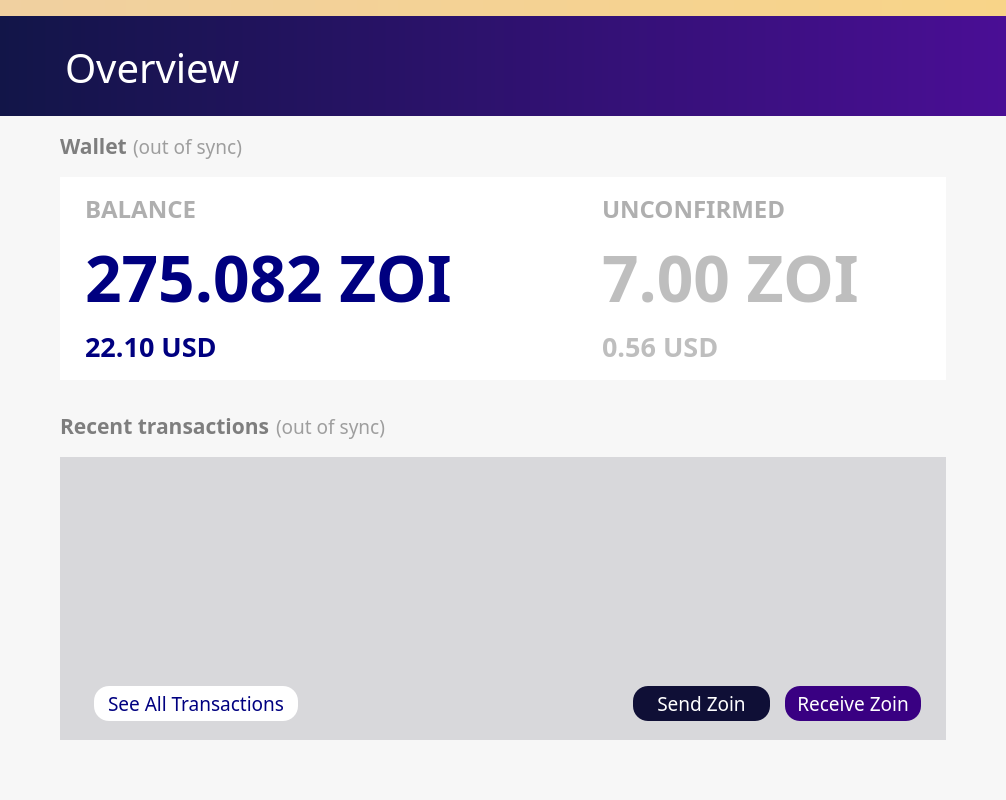
Old version of the form src/qt/forms/overviewpage.ui in the repository noirofficial/noir.
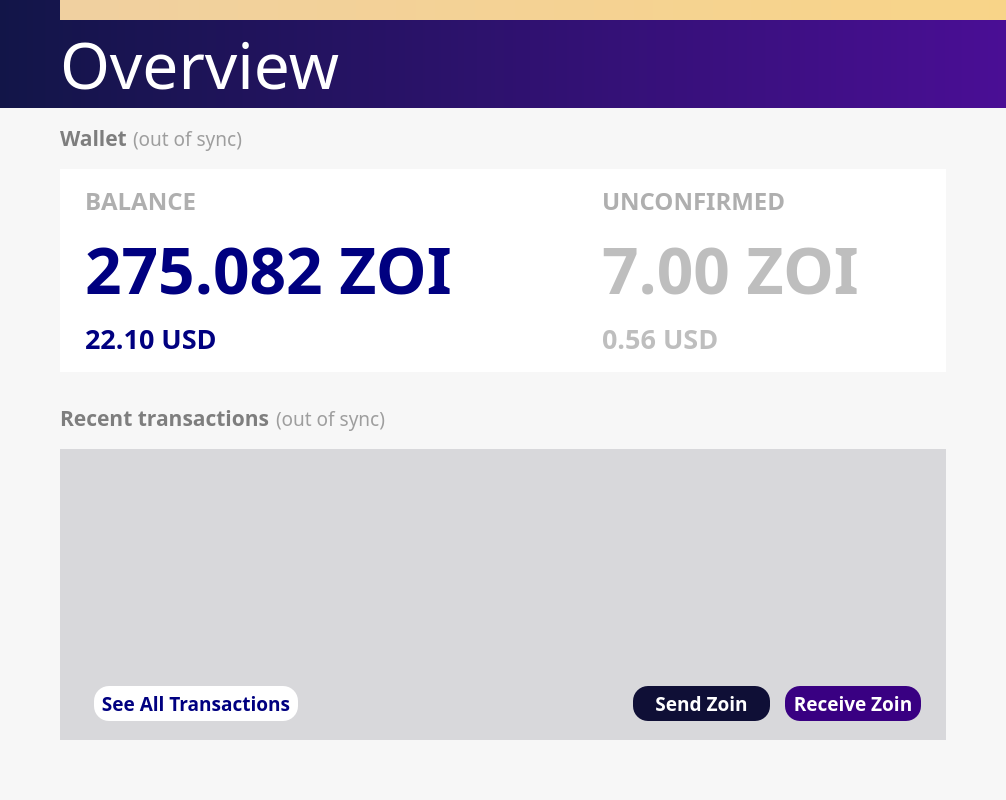
New version of the form. Icons and pictures are not drawn.

Diff of the .ui file:
```diff
--- a/src/qt/forms/overviewpage.ui
+++ b/src/qt/forms/overviewpage.ui
@@ -328,25 +328,6 @@
    <property name="bottomMargin">
     <number>0</number>
    </property>
-   <item>
-    <widget class="QLabel" name="labelAlerts">
-     <property name="visible">
-      <bool>false</bool>
-     </property>
-     <property name="styleSheet">
-      <string notr="true">background-color: qlineargradient(x1: 0, y1: 0, x2: 1, y2: 0, stop:0 #F0D0A0, stop:1 #F8D488); color:#000000;</string>
-     </property>
-     <property name="alignment">
-      <set>Qt::AlignLeading|Qt::AlignLeft|Qt::AlignVCenter</set>
-     </property>
-     <property name="wordWrap">
-      <bool>true</bool>
-     </property>
-     <property name="margin">
-      <number>3</number>
-     </property>
-    </widget>
-   </item>
    <item>
     <layout class="QHBoxLayout" name="horizontalLayout" stretch="0">
      <item>
@@ -395,11 +376,54 @@
              <number>0</number>
             </property>
             <property name="leftMargin">
-             <number>65</number>
+             <number>60</number>
             </property>
             <property name="topMargin">
-             <number>12</number>
+             <number>0</number>
             </property>
+            <property name="rightMargin">
+             <number>0</number>
+            </property>
+            <property name="bottomMargin">
+             <number>0</number>
+            </property>
+            <item>
+             <widget class="QLabel" name="labelAlerts">
+              <property name="sizePolicy">
+               <sizepolicy hsizetype="Preferred" vsizetype="Fixed">
+                <horstretch>0</horstretch>
+                <verstretch>0</verstretch>
+               </sizepolicy>
+              </property>
+              <property name="minimumSize">
+               <size>
+                <width>0</width>
+                <height>20</height>
+               </size>
+              </property>
+              <property name="visible">
+               <bool>false</bool>
+              </property>
+              <property name="styleSheet">
+               <string notr="true">background-color: qlineargradient(x1: 0, y1: 0, x2: 1, y2: 0, stop:0 #F0D0A0, stop:1 #F8D488); color:#000000;</string>
+              </property>
+              <property name="text">
+               <string/>
+              </property>
+              <property name="alignment">
+               <set>Qt::AlignLeading|Qt::AlignLeft|Qt::AlignVCenter</set>
+              </property>
+              <property name="wordWrap">
+               <bool>true</bool>
+              </property>
+              <property name="margin">
+               <number>0</number>
+              </property>
+              <property name="indent">
+               <number>0</number>
+              </property>
+             </widget>
+            </item>
             <item>
              <widget class="QLabel" name="label_2">
               <property name="sizePolicy">
@@ -410,10 +434,8 @@
               </property>
               <property name="font">
                <font>
-                <family>Source Sans Pro</family>
-                <pointsize>30</pointsize>
-                <weight>50</weight>
-                <bold>false</bold>
+                <family>ZoinLight</family>
+                <pointsize>48</pointsize>
                </font>
               </property>
               <property name="autoFillBackground">
@@ -426,6 +448,9 @@
               <property name="text">
                <string>Overview</string>
               </property>
+              <property name="indent">
+               <number>0</number>
+              </property>
              </widget>
             </item>
            </layout>
@@ -566,7 +591,7 @@
              <widget class="QLabel" name="label_5">
               <property name="font">
                <font>
-                <family>Source Sans Pro</family>
+                <family>ZoinSemiBold</family>
                 <pointsize>16</pointsize>
                 <weight>75</weight>
                 <bold>true</bold>
@@ -793,7 +818,7 @@
                </property>
                <property name="font">
                 <font>
-                 <family>Source Sans Pro</family>
+                 <family>ZoinSemiBold</family>
                  <pointsize>18</pointsize>
                  <weight>75</weight>
                  <bold>true</bold>
@@ -838,7 +863,7 @@
                 <string notr="true">275.082 ZOI</string>
                </property>
                <property name="indent">
-                <number>-1</number>
+                <number>0</number>
                </property>
                <property name="textInteractionFlags">
                 <set>Qt::LinksAccessibleByMouse|Qt::TextSelectableByKeyboard|Qt::TextSelectableByMouse</set>
@@ -1108,7 +1133,7 @@
                </property>
                <property name="font">
                 <font>
-                 <family>Source Sans Pro</family>
+                 <family>ZoinSemiBold</family>
                  <pointsize>18</pointsize>
                  <weight>75</weight>
                  <bold>true</bold>
@@ -1337,7 +1362,7 @@
               </property>
               <property name="font">
                <font>
-                <family>Source Sans Pro</family>
+                <family>ZoinSemiBold</family>
                 <pointsize>16</pointsize>
                 <weight>75</weight>
                 <italic>false</italic>
@@ -1797,8 +1822,10 @@
                     <widget class="QPushButton" name="seeAllTransactions">
                      <property name="font">
                       <font>
-                       <family>Source Sans Pro</family>
+                       <family>ZoinSemiBold</family>
                        <pointsize>14</pointsize>
+                       <weight>75</weight>
+                       <bold>true</bold>
                       </font>
                      </property>
                      <property name="styleSheet">
@@ -1840,8 +1867,10 @@
                    <widget class="QPushButton" name="pushButton_2">
                     <property name="font">
                      <font>
-                      <family>Source Sans Pro</family>
+                      <family>ZoinSemiBold</family>
                       <pointsize>14</pointsize>
+                      <weight>75</weight>
+                      <bold>true</bold>
                      </font>
                     </property>
                     <property name="autoFillBackground">
@@ -1864,8 +1893,10 @@
                    <widget class="QPushButton" name="pushButton">
                     <property name="font">
                      <font>
-                      <family>Source Sans Pro</family>
+                      <family>ZoinSemiBold</family>
                       <pointsize>14</pointsize>
+                      <weight>75</weight>
+                      <bold>true</bold>
                      </font>
                     </property>
                     <property name="styleSheet">
```
Left out of the diff: 8 changed lines with no effect on the pictures.
